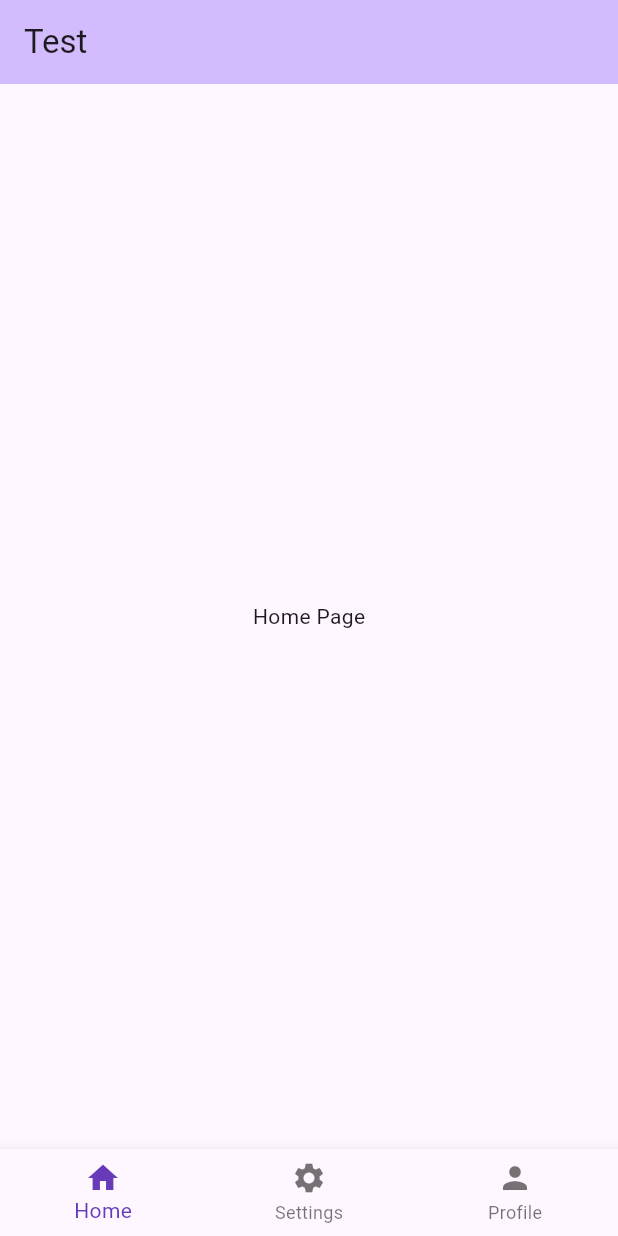
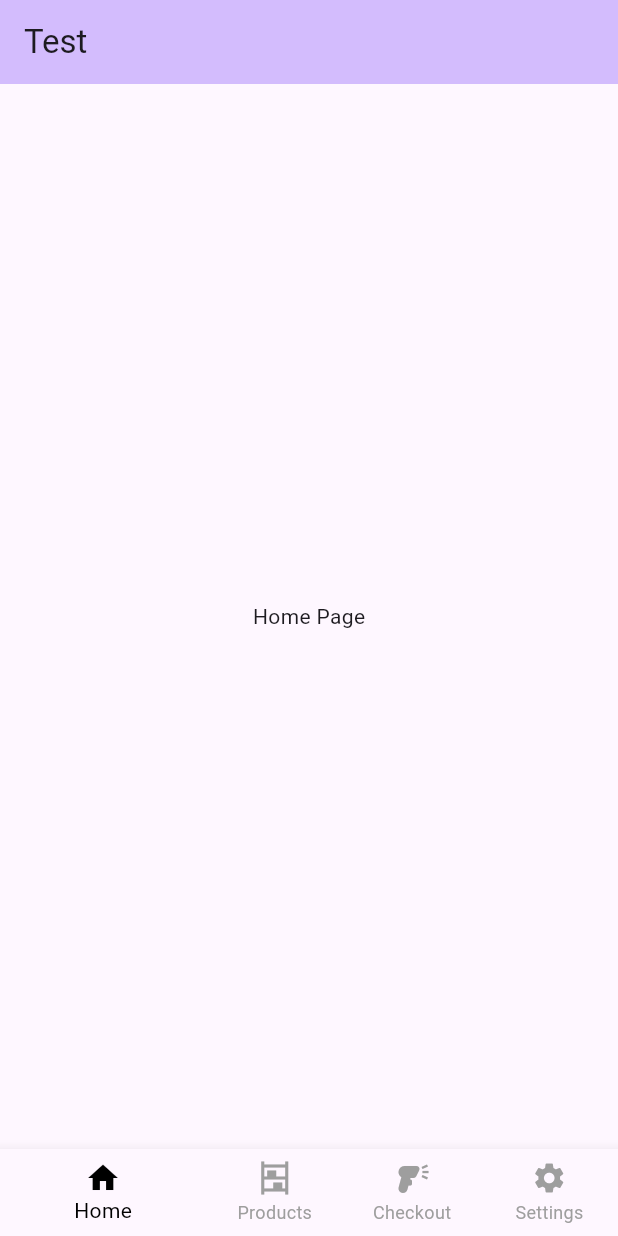
Before and after one commit to User-Suuro/sariapp-flutter, a Flutter app: the screen it shows after launch, on a phone screen of 412 x 824 dp. Run offline on Flutter 3.47's test engine with Material 3 defaults, Android fonts, the phone set to English and light mode, and no system bars.

Commit message:
simplified code for navigation

```diff
--- a/lib/main.dart
+++ b/lib/main.dart
@@ -42,29 +42,14 @@ class _MyHomePageState extends State<MyHomePage> {
 
   @override
   Widget build(BuildContext context) {
-    // We define the pages inside the build method so they can access _counter
     final List<Widget> pages = <Widget>[
-      // Index 0: Your original counter screen
-      Center(
-        child: Column(
-          mainAxisAlignment: MainAxisAlignment.center,
-          children: <Widget>[const Text('Home Page')],
-        ),
-      ),
-      // Index 1: A placeholder Settings screen
-      const Center(
-        child: Text(
-          'Settings Page',
-          style: TextStyle(fontSize: 24, fontWeight: FontWeight.bold),
-        ),
-      ),
-      // Index 2: A placeholder Profile screen
-      const Center(
-        child: Text(
-          'Profile Page',
-          style: TextStyle(fontSize: 24, fontWeight: FontWeight.bold),
-        ),
-      ),
+      const Center(child: Text('Home Page')),
+
+      const Center(child: Text('Products Page')),
+
+      const Center(child: Text('Checkout Page')),
+
+      const Center(child: Text('Settings Page')),
     ];
 
     return Scaffold(
@@ -79,15 +64,21 @@ class _MyHomePageState extends State<MyHomePage> {
       bottomNavigationBar: BottomNavigationBar(
         items: const <BottomNavigationBarItem>[
           BottomNavigationBarItem(icon: Icon(Icons.home), label: 'Home'),
+          BottomNavigationBarItem(icon: Icon(Icons.shelves), label: 'Products'),
+          BottomNavigationBarItem(
+            icon: Icon(Icons.barcode_reader),
+            label: 'Checkout',
+          ),
           BottomNavigationBarItem(
             icon: Icon(Icons.settings),
             label: 'Settings',
           ),
-          BottomNavigationBarItem(icon: Icon(Icons.person), label: 'Profile'),
         ],
         currentIndex: _selectedIndex,
-        selectedItemColor: Colors.deepPurple,
+        selectedItemColor: Colors.black,
+        unselectedItemColor: Colors.grey,
         onTap: _onItemTapped,
+        showUnselectedLabels: true,
       ),
     );
   }
```
